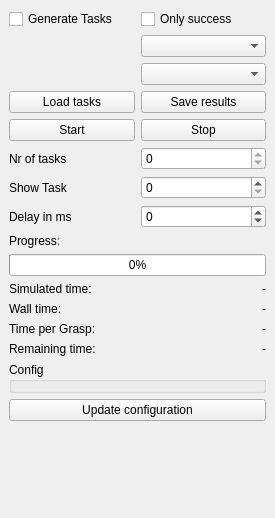
Above: RobWorkSim/src/rwsimlibs/plugins/SimTaskPlugin.ui from onier/RobWork before the change. Below: the same form after it.
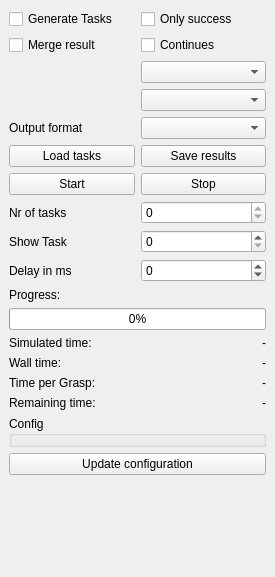
That is the form after the change.

```diff
--- a/RobWorkSim/src/rwsimlibs/plugins/SimTaskPlugin.ui
+++ b/RobWorkSim/src/rwsimlibs/plugins/SimTaskPlugin.ui
@@ -7,7 +7,7 @@
     <x>0</x>
     <y>0</y>
     <width>275</width>
-    <height>518</height>
+    <height>577</height>
    </rect>
   </property>
   <property name="windowTitle">
@@ -19,28 +19,28 @@
      <layout class="QVBoxLayout" name="verticalLayout">
       <item>
        <layout class="QGridLayout" name="gridLayout">
-        <item row="3" column="0">
+        <item row="5" column="0">
          <widget class="QPushButton" name="_loadTaskBtn">
           <property name="text">
            <string>Load tasks</string>
           </property>
          </widget>
         </item>
-        <item row="5" column="0">
+        <item row="7" column="0">
          <widget class="QPushButton" name="_startBtn">
           <property name="text">
            <string>Start</string>
           </property>
          </widget>
         </item>
-        <item row="5" column="1">
+        <item row="7" column="1">
          <widget class="QPushButton" name="_stopBtn">
           <property name="text">
            <string>Stop</string>
           </property>
          </widget>
         </item>
-        <item row="3" column="1">
+        <item row="5" column="1">
          <widget class="QPushButton" name="_saveResultBtn">
           <property name="text">
            <string>Save results</string>
@@ -61,12 +61,42 @@
           </property>
          </widget>
         </item>
-        <item row="1" column="1">
-         <widget class="QComboBox" name="_typeComboBox"/>
-        </item>
         <item row="2" column="1">
+         <widget class="QComboBox" name="_typeComboBox"/>
+        </item>
+        <item row="3" column="1">
          <widget class="QComboBox" name="_objectComboBox"/>
         </item>
+        <item row="1" column="1">
+         <widget class="QCheckBox" name="_continuesBox">
+          <property name="toolTip">
+           <string>If generate tasks is enabled and continues is enabled then the simuator will continue to run and generate new tasks.</string>
+          </property>
+          <property name="text">
+           <string>Continues</string>
+          </property>
+         </widget>
+        </item>
+        <item row="1" column="0">
+         <widget class="QCheckBox" name="_mergeResultBox">
+          <property name="toolTip">
+           <string>Merge result into one file before saving. Else multiple files will be used when continues is enabled.</string>
+          </property>
+          <property name="text">
+           <string>Merge result</string>
+          </property>
+         </widget>
+        </item>
+        <item row="4" column="1">
+         <widget class="QComboBox" name="_outputFormatBox"/>
+        </item>
+        <item row="4" column="0">
+         <widget class="QLabel" name="label_9">
+          <property name="text">
+           <string>Output format</string>
+          </property>
+         </widget>
+        </item>
        </layout>
       </item>
       <item>
```
